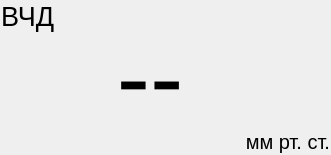
Qt form app/gui/averageicpwidget.ui (VictoriaSin/ICPMonitor) before a commit.
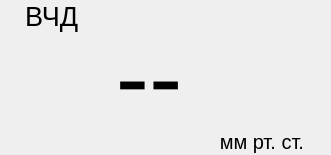
The same form after that commit.

Patch:
```diff
--- a/app/gui/averageicpwidget.ui
+++ b/app/gui/averageicpwidget.ui
@@ -50,11 +50,17 @@
    <item>
     <widget class="QLabel" name="averageValueLabel">
      <property name="sizePolicy">
-      <sizepolicy hsizetype="Preferred" vsizetype="Preferred">
+      <sizepolicy hsizetype="Fixed" vsizetype="Fixed">
        <horstretch>0</horstretch>
        <verstretch>0</verstretch>
       </sizepolicy>
      </property>
+     <property name="minimumSize">
+      <size>
+       <width>90</width>
+       <height>0</height>
+      </size>
+     </property>
      <property name="font">
       <font>
        <pointsize>75</pointsize>
```
